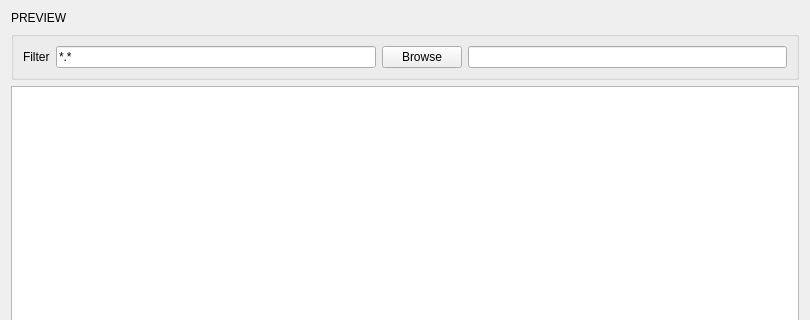
This is src/file_renamer/form.ui in flossapps/file-renamer as Qt 5 draws it before an edit; both pictures show x 0 to 810 and y 0 to 320 of the 810 by 600 pixel window. The edited form follows.
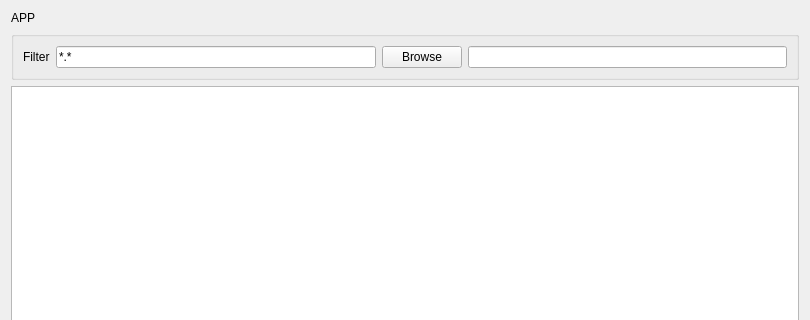
This is the edited form.

Commit message: Added copyright & changed text

The edit to the form file:
```diff
--- a/src/file_renamer/form.ui
+++ b/src/file_renamer/form.ui
@@ -17,7 +17,7 @@
    <item row="0" column="0">
     <widget class="QLabel" name="label">
      <property name="text">
-      <string>PREVIEW</string>
+      <string>APP</string>
      </property>
     </widget>
    </item>
```
Left out of the diff: 11 changed lines with no effect on the pictures. The commit also changes 1 other file.
